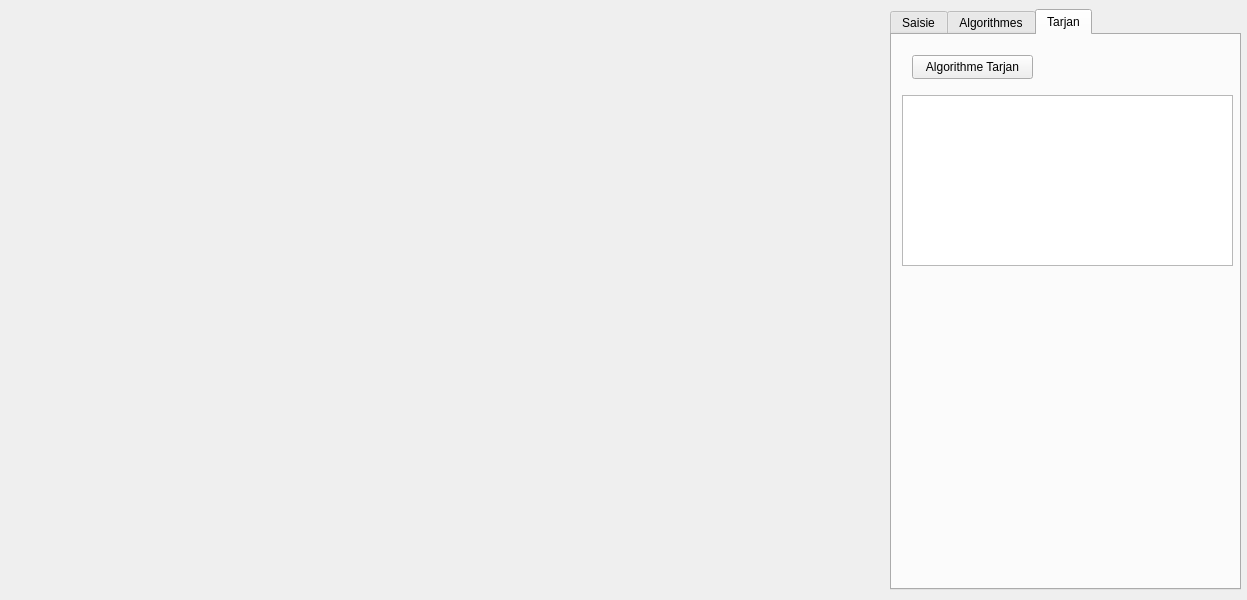
Before: the Qt Designer form widget.ui in JalluhLps/Projet-Graphes-Algo, drawn with Qt 5.
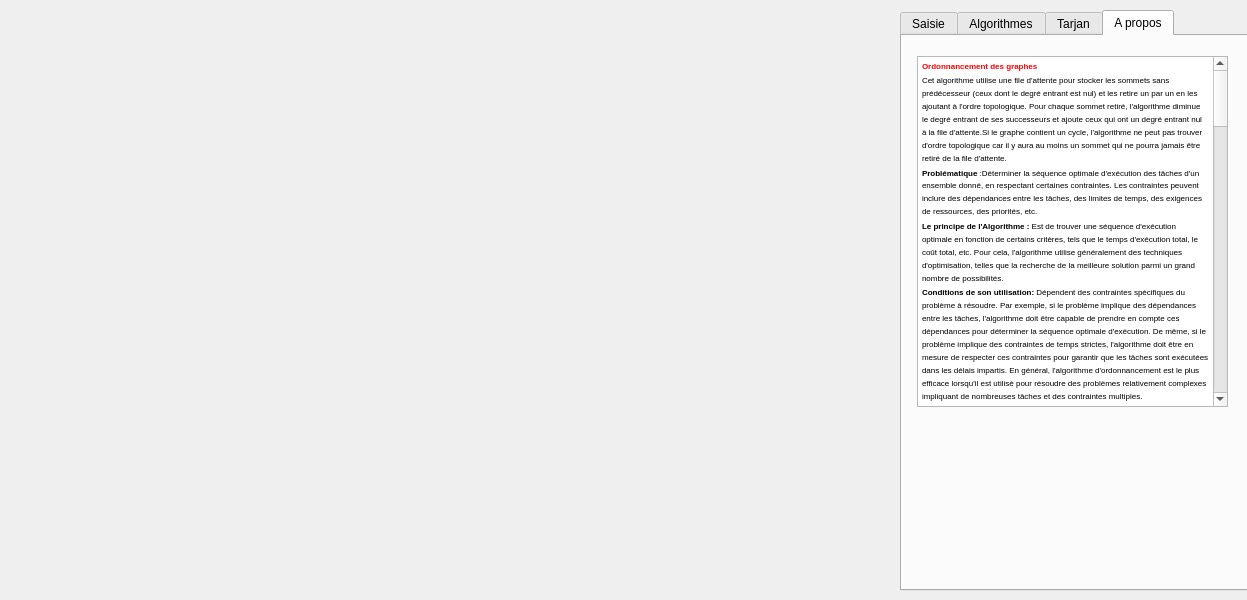
After: the same form once the commit is applied.

Commit message: Ajout de la page A propos

The edit to the form file:
```diff
--- a/widget.ui
+++ b/widget.ui
@@ -16,14 +16,14 @@
   <widget class="QTabWidget" name="tabWidget">
    <property name="geometry">
     <rect>
-     <x>890</x>
-     <y>9</y>
+     <x>900</x>
+     <y>10</y>
      <width>351</width>
      <height>581</height>
     </rect>
    </property>
    <property name="currentIndex">
-    <number>2</number>
+    <number>3</number>
    </property>
    <widget class="QWidget" name="tab">
     <attribute name="title">
@@ -275,6 +275,74 @@
      </property>
     </widget>
    </widget>
+   <widget class="QWidget" name="tab_4">
+    <attribute name="title">
+     <string>A propos</string>
+    </attribute>
+    <widget class="QTextBrowser" name="textBrowser">
+     <property name="geometry">
+      <rect>
+       <x>15</x>
+       <y>20</y>
+       <width>311</width>
+       <height>351</height>
+      </rect>
+     </property>
+     <property name="html">
+      <string>&lt;!DOCTYPE HTML PUBLIC &quot;-//W3C//DTD HTML 4.0//EN&quot; &quot;http://www.w3.org/TR/REC-html40/strict.dtd&quot;&gt;
+&lt;html&gt;&lt;head&gt;&lt;meta name=&quot;qrichtext&quot; content=&quot;1&quot; /&gt;&lt;meta charset=&quot;utf-8&quot; /&gt;&lt;style type=&quot;text/css&quot;&gt;
+p, li { white-space: pre-wrap; }
+hr { height: 1px; border-width: 0; }
+li.unchecked::marker { content: &quot;\2610&quot;; }
+li.checked::marker { content: &quot;\2612&quot;; }
+&lt;/style&gt;&lt;/head&gt;&lt;body style=&quot; font-family:'Segoe UI'; font-size:9pt; font-weight:400; font-style:normal;&quot;&gt;
+&lt;p style=&quot; margin-top:0px; margin-bottom:0px; margin-left:0px; margin-right:0px; -qt-block-indent:0; text-indent:0px; line-height:144%;&quot;&gt;&lt;span style=&quot; font-size:6pt; font-weight:700; color:#ff0000;&quot;&gt;Ordonnancement des graphes&lt;/span&gt;&lt;span style=&quot; font-size:6pt; color:#ff0000;&quot;&gt; &lt;/span&gt;&lt;/p&gt;
+&lt;p style=&quot; margin-top:0px; margin-bottom:0px; margin-left:0px; margin-right:0px; -qt-block-indent:0; text-indent:0px; line-height:144%;&quot;&gt;&lt;span style=&quot; font-size:6pt;&quot;&gt;Cet algorithme utilise une file d'attente pour stocker les sommets sans prédécesseur (ceux dont le degré entrant est nul) et les retire un par un en les ajoutant à l'ordre topologique. Pour chaque sommet retiré, l'algorithme diminue le degré entrant de ses successeurs et ajoute ceux qui ont un degré entrant nul à la file d'attente.Si le graphe contient un cycle, l'algorithme ne peut pas trouver d'ordre topologique car il y aura au moins un sommet qui ne pourra jamais être retiré de la file d'attente.&lt;/span&gt;&lt;/p&gt;
+&lt;p style=&quot; margin-top:0px; margin-bottom:0px; margin-left:0px; margin-right:0px; -qt-block-indent:0; text-indent:0px; line-height:144%;&quot;&gt;&lt;span style=&quot; font-size:6pt; font-weight:700;&quot;&gt;Problématique &lt;/span&gt;&lt;span style=&quot; font-size:6pt;&quot;&gt;:Déterminer la séquence optimale d'exécution des tâches d'un ensemble donné, en respectant certaines contraintes. Les contraintes peuvent inclure des dépendances entre les tâches, des limites de temps, des exigences de ressources, des priorités, etc.&lt;/span&gt;&lt;/p&gt;
+&lt;p style=&quot; margin-top:0px; margin-bottom:0px; margin-left:0px; margin-right:0px; -qt-block-indent:0; text-indent:0px; line-height:144%;&quot;&gt;&lt;span style=&quot; font-size:6pt; font-weight:700;&quot;&gt;Le principe de l'Algorithme : &lt;/span&gt;&lt;span style=&quot; font-size:6pt;&quot;&gt;Est de trouver une séquence d'exécution optimale en fonction de certains critères, tels que le temps d'exécution total, le coût total, etc. Pour cela, l'algorithme utilise généralement des techniques d'optimisation, telles que la recherche de la meilleure solution parmi un grand nombre de possibilités.&lt;/span&gt;&lt;/p&gt;
+&lt;p style=&quot; margin-top:0px; margin-bottom:0px; margin-left:0px; margin-right:0px; -qt-block-indent:0; text-indent:0px; line-height:144%;&quot;&gt;&lt;span style=&quot; font-size:6pt; font-weight:700;&quot;&gt;Conditions de son utilisation: &lt;/span&gt;&lt;span style=&quot; font-size:6pt;&quot;&gt;Dépendent des contraintes spécifiques du problème à résoudre. Par exemple, si le problème implique des dépendances entre les tâches, l'algorithme doit être capable de prendre en compte ces dépendances pour déterminer la séquence optimale d'exécution. De même, si le problème implique des contraintes de temps strictes, l'algorithme doit être en mesure de respecter ces contraintes pour garantir que les tâches sont exécutées dans les délais impartis. En général, l'algorithme d'ordonnancement est le plus efficace lorsqu'il est utilisé pour résoudre des problèmes relativement complexes impliquant de nombreuses tâches et des contraintes multiples.&lt;/span&gt;&lt;/p&gt;
+&lt;p style=&quot; margin-top:0px; margin-bottom:0px; margin-left:0px; margin-right:0px; -qt-block-indent:0; text-indent:0px;&quot;&gt;&lt;span style=&quot; font-size:6pt;&quot;&gt;&lt;br /&gt;&lt;/span&gt;&lt;/p&gt;
+&lt;p style=&quot; margin-top:0px; margin-bottom:0px; margin-left:0px; margin-right:0px; -qt-block-indent:0; text-indent:0px; line-height:144%;&quot;&gt;&lt;span style=&quot; font-size:6pt; font-weight:700; color:#ff0000;&quot;&gt;Algorithme de Dijkstra&lt;/span&gt;&lt;span style=&quot; font-size:6pt;&quot;&gt; &lt;/span&gt;&lt;/p&gt;
+&lt;p style=&quot; margin-top:0px; margin-bottom:0px; margin-left:0px; margin-right:0px; -qt-block-indent:0; text-indent:0px; line-height:144%;&quot;&gt;&lt;span style=&quot; font-size:6pt;&quot;&gt;C’est un algorithme utilisé pour trouver le plus court chemin entre un nœud source et tous les autres nœuds dans un graphe pondéré, orienté ou non. L'algorithme utilise une approche de programmation dynamique, en construisant une table de distances minimales à partir du nœud source à chaque nœud dans le graphe.&lt;/span&gt;&lt;/p&gt;
+&lt;p style=&quot; margin-top:0px; margin-bottom:0px; margin-left:0px; margin-right:0px; -qt-block-indent:0; text-indent:0px;&quot;&gt;&lt;span style=&quot; font-size:6pt; font-weight:700;&quot;&gt;Problématique &lt;/span&gt;&lt;span style=&quot; font-size:6pt;&quot;&gt;: Résoudre le problème du plus court chemin dans un graphe pondéré, c'est-à-dire trouver le chemin le plus court entre deux sommets d'un graphe, en prenant en compte les poids des arêtes qu&lt;/span&gt;&lt;span style=&quot; font-size:6pt; font-weight:700;&quot;&gt;i &lt;/span&gt;&lt;span style=&quot; font-size:6pt;&quot;&gt;relient les sommets.&lt;/span&gt;&lt;/p&gt;
+&lt;p style=&quot; margin-top:0px; margin-bottom:0px; margin-left:0px; margin-right:0px; -qt-block-indent:0; text-indent:0px; line-height:144%;&quot;&gt;&lt;span style=&quot; font-size:6pt; font-weight:700;&quot;&gt;Le principe de l'Algorithme: &lt;/span&gt;&lt;span style=&quot; font-size:6pt;&quot;&gt;Calculer les distances les plus courtes entre un sommet source et tous les autres sommets du graphe, en utilisant une approche de programmation dynamique. Pour cela, l'algorithme utilise une file de priorité pour stocker les sommets à explorer, en commençant par le sommet source, et en mettant à jour les distances et les chemins à mesure que l'algorithme explore le graphe.&lt;/span&gt;&lt;/p&gt;
+&lt;p style=&quot; margin-top:0px; margin-bottom:0px; margin-left:0px; margin-right:0px; -qt-block-indent:0; text-indent:0px; line-height:144%;&quot;&gt;&lt;span style=&quot; font-size:6pt; font-weight:700;&quot;&gt;Conditions de son utilisation :&lt;/span&gt;&lt;span style=&quot; font-size:6pt;&quot;&gt; Le graphe doit être connexe, c'est-à-dire qu'il doit exister un chemin entre chaque paire de sommets. De plus, les poids des arêtes doivent être positifs, sinon l'algorithme ne fonctionnera pas correctement. L'algorithme de Dijkstra peut également être utilisé pour résoudre des problèmes plus complexes, tels que la recherche du plus court chemin dans un graphe orienté avec des arêtes négatives, en utilisant des techniques de modification de graphes, telles que la transformation de Bellman-Ford.&lt;br /&gt;&lt;/span&gt;&lt;/p&gt;
+&lt;p style=&quot; margin-top:0px; margin-bottom:0px; margin-left:0px; margin-right:0px; -qt-block-indent:0; text-indent:0px; line-height:144%;&quot;&gt;&lt;span style=&quot; font-size:6pt; font-weight:700; color:#ff0000;&quot;&gt;Algorithme de Dantzig&lt;/span&gt;&lt;span style=&quot; font-size:6pt; font-weight:700;&quot;&gt; &lt;/span&gt;&lt;/p&gt;
+&lt;p style=&quot; margin-top:0px; margin-bottom:0px; margin-left:0px; margin-right:0px; -qt-block-indent:0; text-indent:0px; line-height:144%;&quot;&gt;&lt;span style=&quot; font-size:6pt;&quot;&gt;L'algorithme de Dantzig fonctionne en trouvant successivement des sommets extrêmes (ou coins) du polyèdre convexe des solutions admissibles du problème de PL. Ces sommets sont appelés &amp;quot;points de base&amp;quot;. La méthode commence par un point de base arbitraire et se déplace d'un point de base à un autre en choisissant une direction de déplacement optimale qui améliore la fonction objective tout en respectant les contraintes.&lt;/span&gt;&lt;/p&gt;
+&lt;p style=&quot; margin-top:0px; margin-bottom:0px; margin-left:0px; margin-right:0px; -qt-block-indent:0; text-indent:0px;&quot;&gt;&lt;span style=&quot; font-size:6pt; font-weight:700;&quot;&gt;Problématique&lt;/span&gt;&lt;span style=&quot; font-size:6pt;&quot;&gt;:Résoudre des problèmes d'optimisation linéaire. Ces problèmes consistent à maximiser ou minimiser une fonction linéaire, sous des contraintes linéaires.&lt;/span&gt;&lt;/p&gt;
+&lt;p style=&quot; margin-top:0px; margin-bottom:0px; margin-left:0px; margin-right:0px; -qt-block-indent:0; text-indent:0px; line-height:144%;&quot;&gt;&lt;span style=&quot; font-size:6pt; font-weight:700;&quot;&gt;Le principe de l'Algorithme: &lt;/span&gt;&lt;span style=&quot; font-size:6pt;&quot;&gt;Trouver une solution optimale en utilisant une méthode de recherche itérative. L'algorithme commence par une solution initiale qui satisfait toutes les contraintes, puis il explore l'espace de recherche en déplaçant la solution le long des arêtes d'un polyèdre convexe, appelé polyèdre des contraintes. L'algorithme trouve une solution optimale en trouvant un sommet de ce polyèdre convexe qui est optimal, c'est-à-dire qui maximise ou minimise la fonction objectif.&lt;/span&gt;&lt;/p&gt;
+&lt;p style=&quot; margin-top:0px; margin-bottom:0px; margin-left:0px; margin-right:0px; -qt-block-indent:0; text-indent:0px; line-height:144%;&quot;&gt;&lt;span style=&quot; font-size:6pt; font-weight:700;&quot;&gt;Conditions de son utilisation : &lt;/span&gt;&lt;span style=&quot; font-size:6pt;&quot;&gt;Le problème doit être formulé sous forme de programme linéaire, avec des contraintes linéaires et une fonction objectif linéaire. De plus, le problème doit être bien posé, c'est-à-dire que la solution optimale doit exister et être unique. Enfin, l'algorithme fonctionne mieux lorsque le nombre de variables et de contraintes est relativement petit, sinon l'algorithme peut devenir très coûteux en termes de temps de calcul. Cependant, des améliorations et des extensions de l'algorithme ont été développées pour résoudre des problèmes plus complexes avec des milliers de variables et de contraintes.&lt;br /&gt;&lt;/span&gt;&lt;/p&gt;
+&lt;p style=&quot; margin-top:0px; margin-bottom:0px; margin-left:0px; margin-right:0px; -qt-block-indent:0; text-indent:0px; line-height:144%;&quot;&gt;&lt;span style=&quot; font-size:6pt; font-weight:700; color:#ff0000;&quot;&gt;Algorithme de Kruskal&lt;/span&gt;&lt;span style=&quot; font-size:6pt;&quot;&gt; &lt;/span&gt;&lt;/p&gt;
+&lt;p style=&quot; margin-top:0px; margin-bottom:0px; margin-left:0px; margin-right:0px; -qt-block-indent:0; text-indent:0px; line-height:144%;&quot;&gt;&lt;span style=&quot; font-size:6pt;&quot;&gt;C’est un algorithme glouton utilisé pour trouver un arbre couvrant de poids minimum dans un graphe non orienté pondéré. C'est une méthode itérative qui ajoute successivement des arêtes de poids minimum qui ne forment pas de cycle dans l'arbre en cours de construction.&lt;/span&gt;&lt;/p&gt;
+&lt;p style=&quot; margin-top:0px; margin-bottom:0px; margin-left:0px; margin-right:0px; -qt-block-indent:0; text-indent:0px;&quot;&gt;&lt;span style=&quot; font-size:6pt; font-weight:700;&quot;&gt;Problématique &lt;/span&gt;&lt;span style=&quot; font-size:6pt;&quot;&gt;: Résoudre le problème de l'arbre de poids minimal (minimum spanning tree en anglais). Il s'agit d'un problème classique de la théorie des graphes qui consiste à trouver un sous-ensemble d'arêtes d'un graphe non orienté, connectant tous ses sommets tout en minimisant la somme des poids des arêtes sélectionnées.&lt;/span&gt;&lt;/p&gt;
+&lt;p style=&quot; margin-top:0px; margin-bottom:0px; margin-left:0px; margin-right:0px; -qt-block-indent:0; text-indent:0px; line-height:144%;&quot;&gt;&lt;span style=&quot; font-size:6pt; font-weight:700;&quot;&gt;Le principe de l'Algorithme : &lt;/span&gt;&lt;span style=&quot; font-size:6pt;&quot;&gt;Consiste à trier toutes les arêtes du graphe par ordre croissant de poids, puis à les ajouter au sous-ensemble de l'arbre de poids minimal, tant que l'ajout d'une arête ne crée pas de cycle dans l'arbre partiel déjà construit. Pour vérifier si l'ajout d'une arête crée un cycle, l'algorithme utilise une structure de données appelée &amp;quot;union-find&amp;quot; ou &amp;quot;disjoint-set&amp;quot;, qui permet de regrouper les sommets en ensembles disjoint.&lt;/span&gt;&lt;/p&gt;
+&lt;p style=&quot; margin-top:0px; margin-bottom:0px; margin-left:0px; margin-right:0px; -qt-block-indent:0; text-indent:0px; line-height:144%;&quot;&gt;&lt;span style=&quot; font-size:6pt; font-weight:700;&quot;&gt;Conditions de son utilisation:&lt;/span&gt;&lt;/p&gt;
+&lt;ul style=&quot;margin-top: 0px; margin-bottom: 0px; margin-left: 0px; margin-right: 0px; -qt-list-indent: 1;&quot;&gt;
+&lt;li style=&quot; font-size:6pt;&quot; style=&quot; margin-top:12px; margin-bottom:0px; margin-left:0px; margin-right:0px; -qt-block-indent:0; text-indent:0px;&quot;&gt;Le graphe doit être non orienté.&lt;/li&gt;
+&lt;li style=&quot; font-size:6pt;&quot; style=&quot; margin-top:0px; margin-bottom:0px; margin-left:0px; margin-right:0px; -qt-block-indent:0; text-indent:0px;&quot;&gt;Le graphe doit être connexe, c'est-à-dire qu'il doit exister un chemin entre chaque paire de sommets.&lt;/li&gt;
+&lt;li style=&quot; font-size:6pt;&quot; style=&quot; margin-top:0px; margin-bottom:12px; margin-left:0px; margin-right:0px; -qt-block-indent:0; text-indent:0px;&quot;&gt;Les poids des arêtes doivent être positifs ou nuls. Si des poids négatifs sont autorisés, il faut utiliser un algorithme spécifique comme l'algorithme de Bellman-Ford pour détecter les cycles de poids négatif.&lt;br /&gt;&lt;/li&gt;&lt;/ul&gt;
+&lt;p style=&quot; margin-top:0px; margin-bottom:0px; margin-left:0px; margin-right:0px; -qt-block-indent:0; text-indent:0px; line-height:144%;&quot;&gt;&lt;span style=&quot; font-size:6pt; font-weight:700; color:#ff0000;&quot;&gt;Codage de Prüfer &lt;/span&gt;&lt;/p&gt;
+&lt;p style=&quot; margin-top:0px; margin-bottom:0px; margin-left:0px; margin-right:0px; -qt-block-indent:0; text-indent:0px; line-height:144%;&quot;&gt;&lt;span style=&quot; font-size:6pt;&quot;&gt;Une méthode pour représenter un arbre étiqueté à l'aide d'une séquence de nombres. Cette séquence contient n-2 éléments où n est le nombre de sommets de l'arbre.&lt;/span&gt;&lt;/p&gt;
+&lt;p style=&quot; margin-top:0px; margin-bottom:0px; margin-left:0px; margin-right:0px; -qt-block-indent:0; text-indent:0px; line-height:144%;&quot;&gt;&lt;span style=&quot; font-size:6pt;&quot;&gt;Voici les étapes pour obtenir le codage de Prüfer d'un arbre :&lt;/span&gt;&lt;/p&gt;
+&lt;p style=&quot; margin-top:0px; margin-bottom:0px; margin-left:0px; margin-right:0px; -qt-block-indent:0; text-indent:0px; line-height:144%;&quot;&gt;&lt;span style=&quot; font-size:6pt;&quot;&gt;Étape 1 : Tant que l'arbre contient plus de 2 sommets, trouvez la feuille de degré minimum de l'arbre.&lt;/span&gt;&lt;/p&gt;
+&lt;p style=&quot; margin-top:0px; margin-bottom:0px; margin-left:0px; margin-right:0px; -qt-block-indent:0; text-indent:0px; line-height:144%;&quot;&gt;&lt;span style=&quot; font-size:6pt;&quot;&gt;Étape 2 : Ajoutez l'étiquette du voisin connecté à cette feuille de degré minimum à la séquence de codage de Prüfer.&lt;/span&gt;&lt;/p&gt;
+&lt;p style=&quot; margin-top:0px; margin-bottom:0px; margin-left:0px; margin-right:0px; -qt-block-indent:0; text-indent:0px; line-height:144%;&quot;&gt;&lt;span style=&quot; font-size:6pt;&quot;&gt;Étape 3  : Supprimez la feuille de degré minimum et l'arête qui la relie de l'arbre.&lt;/span&gt;&lt;/p&gt;
+&lt;p style=&quot; margin-top:0px; margin-bottom:0px; margin-left:0px; margin-right:0px; -qt-block-indent:0; text-indent:0px; line-height:144%;&quot;&gt;&lt;span style=&quot; font-size:6pt;&quot;&gt;Étape 4  : Répétez les étapes 1-3 jusqu'à ce qu'il ne reste que 2 sommets.&lt;/span&gt;&lt;/p&gt;
+&lt;p style=&quot; margin-top:0px; margin-bottom:0px; margin-left:0px; margin-right:0px; -qt-block-indent:0; text-indent:0px; line-height:144%;&quot;&gt;&lt;span style=&quot; font-size:6pt;&quot;&gt;&lt;br /&gt;&lt;/span&gt;&lt;/p&gt;
+&lt;p style=&quot; margin-top:0px; margin-bottom:0px; margin-left:0px; margin-right:0px; -qt-block-indent:0; text-indent:0px; line-height:144%;&quot;&gt;&lt;span style=&quot; font-size:6pt; font-weight:700; color:#ff0000;&quot;&gt;Algorithme de détermination du rang des sommets &lt;/span&gt;&lt;/p&gt;
+&lt;p style=&quot; margin-top:0px; margin-bottom:0px; margin-left:0px; margin-right:0px; -qt-block-indent:0; text-indent:0px; line-height:144%;&quot;&gt;&lt;span style=&quot; font-size:6pt;&quot;&gt;C’est un algorithme qui permet de déterminer le rang des sommets c'est-à-dire la longueur d’un plus long chemin arrivant vers &lt;/span&gt;&lt;/p&gt;
+&lt;p style=&quot; margin-top:0px; margin-bottom:0px; margin-left:0px; margin-right:0px; -qt-block-indent:0; text-indent:0px; line-height:144%;&quot;&gt;&lt;span style=&quot; font-size:6pt;&quot;&gt;Calcul des distances : le calcul des distances sert à calculer la distance à chaque sommet depuis un sommet racine dans un graphe non orienté.&lt;/span&gt;&lt;/p&gt;
+&lt;p style=&quot; margin-top:0px; margin-bottom:0px; margin-left:0px; margin-right:0px; -qt-block-indent:0; text-indent:0px; line-height:144%;&quot;&gt;&lt;span style=&quot; font-size:6pt;&quot;&gt;On parcourt chaque sommet dans l’ordre en gardant dans un tableau la distance la plus courte vers les différents sommets.&lt;/span&gt;&lt;/p&gt;
+&lt;p style=&quot; margin-top:0px; margin-bottom:0px; margin-left:0px; margin-right:0px; -qt-block-indent:0; text-indent:0px; line-height:144%;&quot;&gt;&lt;span style=&quot; font-size:6pt; font-weight:700; color:#ff0000;&quot;&gt;Algorithme de Tarjan &lt;/span&gt;&lt;span style=&quot; font-size:6pt;&quot;&gt; &lt;/span&gt;&lt;/p&gt;
+&lt;p style=&quot; margin-top:0px; margin-bottom:0px; margin-left:0px; margin-right:0px; -qt-block-indent:0; text-indent:0px; line-height:144%;&quot;&gt;&lt;span style=&quot; font-size:6pt;&quot;&gt;Cet algorithme permet de déterminer les composantes fortement connexes d’un graphe.&lt;/span&gt;&lt;/p&gt;
+&lt;p style=&quot; margin-top:0px; margin-bottom:0px; margin-left:0px; margin-right:0px; -qt-block-indent:0; text-indent:0px; line-height:144%;&quot;&gt;&lt;span style=&quot; font-size:6pt;&quot;&gt;Il utilise une pile pour stocker les sommets visités et leur ordre de visite. Il attribue également un numéro de sommet à chaque sommet visité. Les composantes fortement connexes sont alors identifiées en trouvant les cycles dans le graphe.&lt;/span&gt;&lt;/p&gt;
+&lt;p style=&quot; margin-top:0px; margin-bottom:0px; margin-left:0px; margin-right:0px; -qt-block-indent:0; text-indent:0px; line-height:144%;&quot;&gt;&lt;span style=&quot; font-size:6pt;&quot;&gt;L'algorithme de Tarjan fonctionne en deux temps : une première phase de parcours en profondeur du graphe permet de construire la pile et d'attribuer un numéro à chaque sommet visité. Ensuite, une deuxième phase permet de déterminer les composantes fortement connexes en remontant la pile et en identifiant les cycles dans le graphe.&lt;/span&gt;&lt;/p&gt;
+&lt;p style=&quot; margin-top:0px; margin-bottom:0px; margin-left:0px; margin-right:0px; -qt-block-indent:0; text-indent:0px;&quot;&gt;&lt;span style=&quot; font-size:6pt; font-weight:700;&quot;&gt;Problématique&lt;/span&gt;&lt;span style=&quot; font-size:6pt;&quot;&gt;:Trouver les composantes fortement connexes d'un graphe orienté. Les composantes fortement connexes sont des sous-graphes du graphe dans lesquels chaque paire de sommets est reliée par un chemin orienté.&lt;/span&gt;&lt;/p&gt;
+&lt;p style=&quot; margin-top:0px; margin-bottom:0px; margin-left:0px; margin-right:0px; -qt-block-indent:0; text-indent:0px; line-height:144%;&quot;&gt;&lt;span style=&quot; font-size:6pt; font-weight:700;&quot;&gt;Le principe de l'Algorithme: &lt;/span&gt;&lt;span style=&quot; font-size:6pt;&quot;&gt;Parcourir le graphe en profondeur en utilisant une approche récursive, en maintenant une pile des sommets visités. L'algorithme affecte un numéro de visite à chaque sommet lorsqu'il est visité pour la première fois, et met à jour un tableau de valeurs de temps appelé tableau de numérotation. L'algorithme utilise également un tableau appelé tableau de basse valeur, qui stocke la valeur la plus basse du tableau de numérotation atteinte par chaque sommet accessible depuis ce sommet, y compris lui-même.&lt;/span&gt;&lt;/p&gt;
+&lt;p style=&quot; margin-top:0px; margin-bottom:0px; margin-left:0px; margin-right:0px; -qt-block-indent:0; text-indent:0px; line-height:144%;&quot;&gt;&lt;span style=&quot; font-size:6pt; font-weight:700;&quot;&gt;Conditions de son utilisation: &lt;/span&gt;&lt;span style=&quot; font-size:6pt;&quot;&gt;L'algorithme de Tarjan sont que le graphe doit être orienté, c'est-à-dire que les arêtes doivent être dirigées. De plus, l'algorithme fonctionne mieux lorsque le graphe est relativement petit, sinon le temps de calcul peut être prohibitif. Enfin, l'algorithme de Tarjan peut être utilisé pour résoudre d'autres problèmes liés aux graphes, tels que la recherche de points d'articulation ou de ponts dans un graphe non orienté.&lt;br /&gt;&lt;/span&gt;&lt;/p&gt;&lt;/body&gt;&lt;/html&gt;</string>
+     </property>
+    </widget>
+   </widget>
   </widget>
   <widget class="QWidget" name="widgetGraphe" native="true">
    <property name="geometry">
```
Left out of the diff: 26 changed lines with no effect on the pictures.
